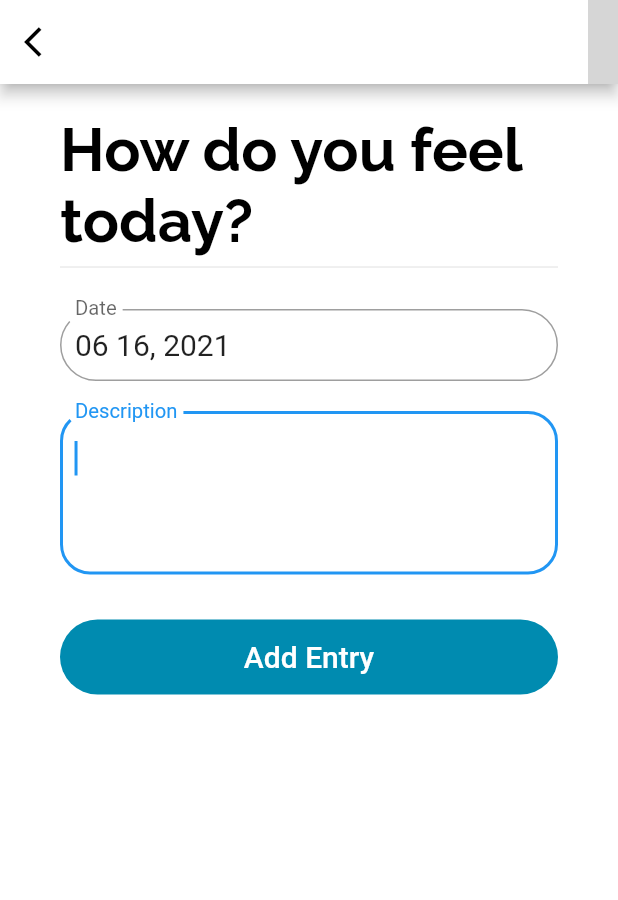
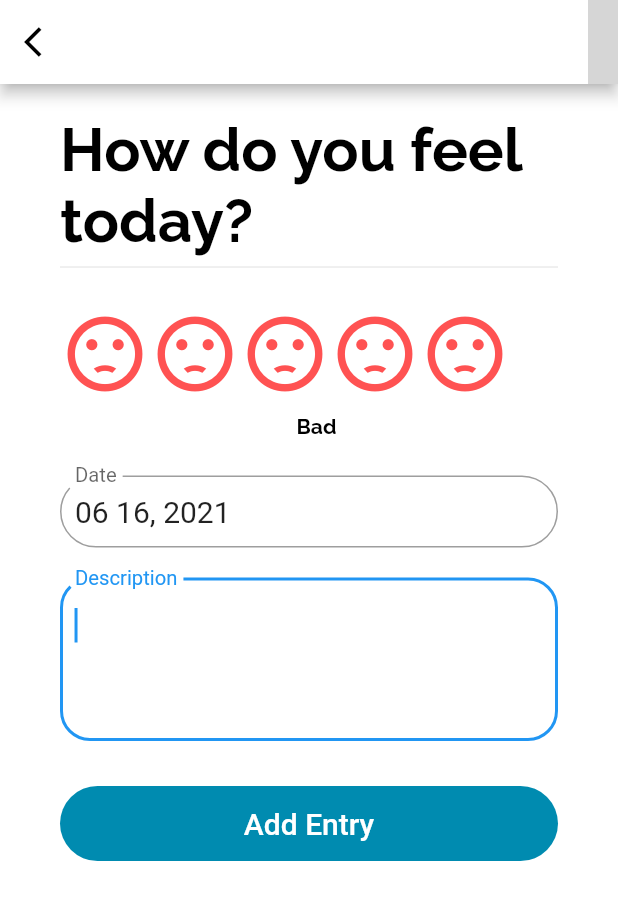
Before and after one commit to Kavindu-Tharaka/MedAlert, a Flutter app: the AddDiary screen opened directly, on a phone screen of 412 x 824 dp. Shown: the top 900 px of the screen. Run offline on Flutter 3.47's test engine with Material 2 defaults, Android fonts, the phone set to English and light mode, and no system bars; our stand-ins replace after_layout, animated_splash_screen, flutter_local_notifications, flutter_native_timezone, numberpicker, percent_indicator and 4 more; missing offline and left inert: colorlizer; accounts and stored records are empty; grey boxes are pictures that could not be loaded.

Commit message:
D002 | feat: Validate diary insert page

```diff
--- a/lib/screens/add_diary.dart
+++ b/lib/screens/add_diary.dart
@@ -1,11 +1,10 @@
-import 'package:flutter_rating_bar/flutter_rating_bar.dart';
+import 'package:rating_bar/rating_bar.dart';
 import 'package:MedAlert/db/database_helper.dart';
 import 'package:MedAlert/model/diary.dart';
 import 'package:flutter/material.dart';
 import 'package:intl/intl.dart';
 
 class AddDiary extends StatefulWidget {
-
   final Diary diary;
 
   const AddDiary({
@@ -18,6 +17,16 @@ class AddDiary extends StatefulWidget {
 }
 
 class _AddDiaryState extends State<AddDiary> {
+  double _ratingSmile = 1;
+  var _ratingStatuses = [
+    'Bad',
+    'Not Bad',
+    'Normal',
+    'Quit Good',
+    'Awesome',
+  ];
+  String _ratingStatus;
+
   final snackBar = SnackBar(content: Text('New Entry Added'));
 
   final _formKey = GlobalKey<FormState>();
@@ -27,17 +36,31 @@ class _AddDiaryState extends State<AddDiary> {
 
   final DateFormat _dateFormatter = DateFormat('MM dd, yyyy');
 
-  Future addNewEntry() async {
-    final diary = Diary(
-        date: _date.toString(), rate: int.parse('1'), diary: _description);
+  Future _addNewEntry() async {
+    if (_formKey.currentState.validate()) {
+      final diary = Diary(
+          date: _date.toString(),
+          rate: _ratingSmile.toInt(),
+          diary: _description);
 
-    await MedicineDatabase.instance.creatDiary(diary);
-    ScaffoldMessenger.of(context).showSnackBar(snackBar);
+      await MedicineDatabase.instance.creatDiary(diary);
+      ScaffoldMessenger.of(context).showSnackBar(snackBar);
+      Navigator.pop(context);
+    }
+  }
+
+  void _changeRating(rating) {
+    setState(() => {
+          _ratingSmile = rating,
+          _ratingStatus = _ratingStatuses.elementAt(_ratingSmile.toInt() - 1),
+        });
   }
 
   @override
   void initState() {
     super.initState();
+    _ratingSmile = 1;
+    _ratingStatus = _ratingStatuses.elementAt(0);
     _dateController.text = _dateFormatter.format(_date);
   }
 
@@ -101,6 +124,31 @@ class _AddDiaryState extends State<AddDiary> {
                     children: <Widget>[
                       Padding(
                         padding: EdgeInsets.symmetric(vertical: 10.0),
+                        child: RatingBar(
+                          onRatingChanged: (rating) => _changeRating(rating),
+                          filledIcon: Icons.sentiment_satisfied,
+                          emptyIcon: Icons.sentiment_dissatisfied,
+                          halfFilledIcon: Icons.sentiment_neutral,
+                          isHalfAllowed: false,
+                          filledColor: Colors.green,
+                          emptyColor: Colors.redAccent,
+                          halfFilledColor: Colors.amberAccent,
+                          size: 60,
+                        ),
+                      ),
+                      Padding(
+                        padding: EdgeInsets.only(left: 10.0, bottom: 15.0),
+                        child: Text(
+                          _ratingStatus,
+                          textAlign: TextAlign.left,
+                          style: TextStyle(
+                              color: Colors.black,
+                              fontSize: 14.0,
+                              fontWeight: FontWeight.bold),
+                        ),
+                      ),
+                      Padding(
+                        padding: EdgeInsets.symmetric(vertical: 10.0),
                         child: TextFormField(
                           autofocus: false,
                           controller: _dateController,
@@ -127,7 +175,7 @@ class _AddDiaryState extends State<AddDiary> {
                           ),
                           validator: (value) {
                             if (value.isEmpty) {
-                              return 'Can not be empty!';
+                              return 'Please select a date';
                             }
                             return null;
                           },
@@ -169,7 +217,7 @@ class _AddDiaryState extends State<AddDiary> {
                           initialValue: _description,
                           validator: (value) {
                             if (value.isEmpty) {
-                              return 'Can not be empty!';
+                              return 'Plese add small description';
                             }
                             return null;
                           },
@@ -197,11 +245,9 @@ class _AddDiaryState extends State<AddDiary> {
                                 TextStyle(color: Colors.white, fontSize: 20.0),
                           ),
                           onPressed: () {
-                            addNewEntry();
+                            _addNewEntry();
                             print('Date $_date');
                             print('Description $_description');
-
-                            Navigator.pop(context);
                           },
                         ),
                       ),
--- a/pubspec.yaml
+++ b/pubspec.yaml
@@ -54,7 +54,7 @@ dependencies:
   rxdart: ^0.27.1
   timezone: ^0.7.0
   flutter_native_timezone: ^2.0.0
-  flutter_rating_bar: ^4.0.0
+  rating_bar: ^0.2.0
 
 dev_dependencies:
   flutter_test:
```
Also changed, not shown: pubspec.lock.
